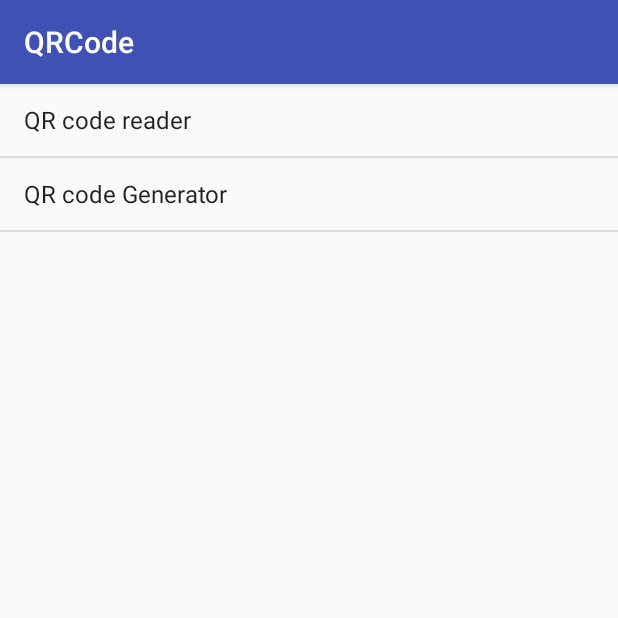
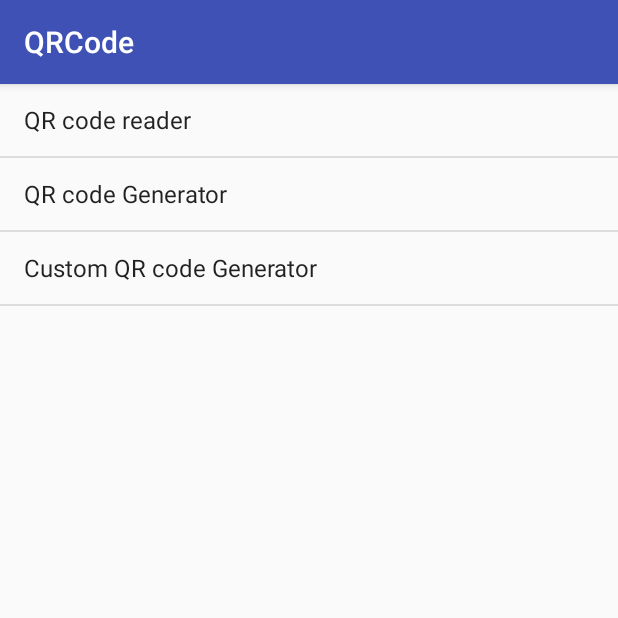
Before and after one commit to msjahun/QR_code_generator_and_reader_android, an Android app: the screen it shows after launch (DebugActivity), on a phone screen of 412 x 824 dp, the top half of it. Run offline under Robolectric (Android 15) with nearby library versions, the phone set to English and light mode, and no system bars.

Commit message:
added custom QR code generator to the debug menu list

```diff
--- a/app/src/main/java/com/example/dc/qrcode/DebugActivity.java
+++ b/app/src/main/java/com/example/dc/qrcode/DebugActivity.java
@@ -18,7 +18,8 @@ public class DebugActivity extends AppCompatActivity {
 
     String Activities[] ={
             "QR code reader",
-            "QR code Generator"
+            "QR code Generator",
+            "Custom QR code Generator"
 
     };
     @Override
@@ -48,6 +49,8 @@ public class DebugActivity extends AppCompatActivity {
                         startActivity(new Intent(DebugActivity.this,ReaderActivity.class));break;
                     case 1:
                         startActivity(new Intent(DebugActivity.this,GeneratorActivity.class));break;
+                     case 2:
+                        startActivity(new Intent(DebugActivity.this,CustomisedGenerator.class));break;
 
 
                 }
```
